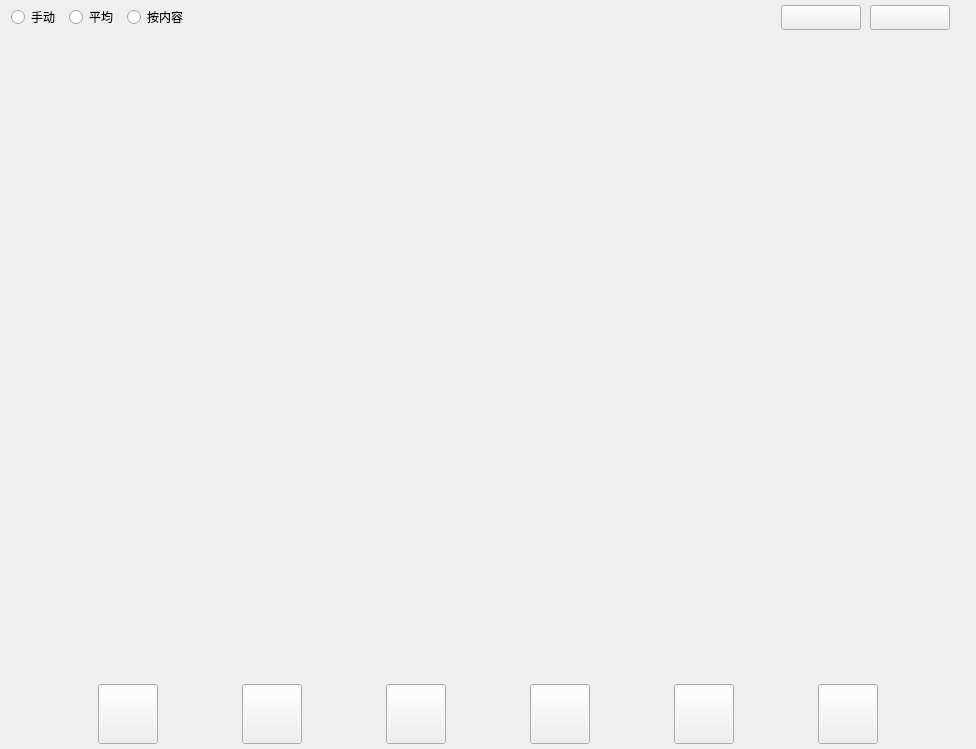
superp2017/NTERP, file Qt/ERP/ordermanager.ui: the form before one commit.
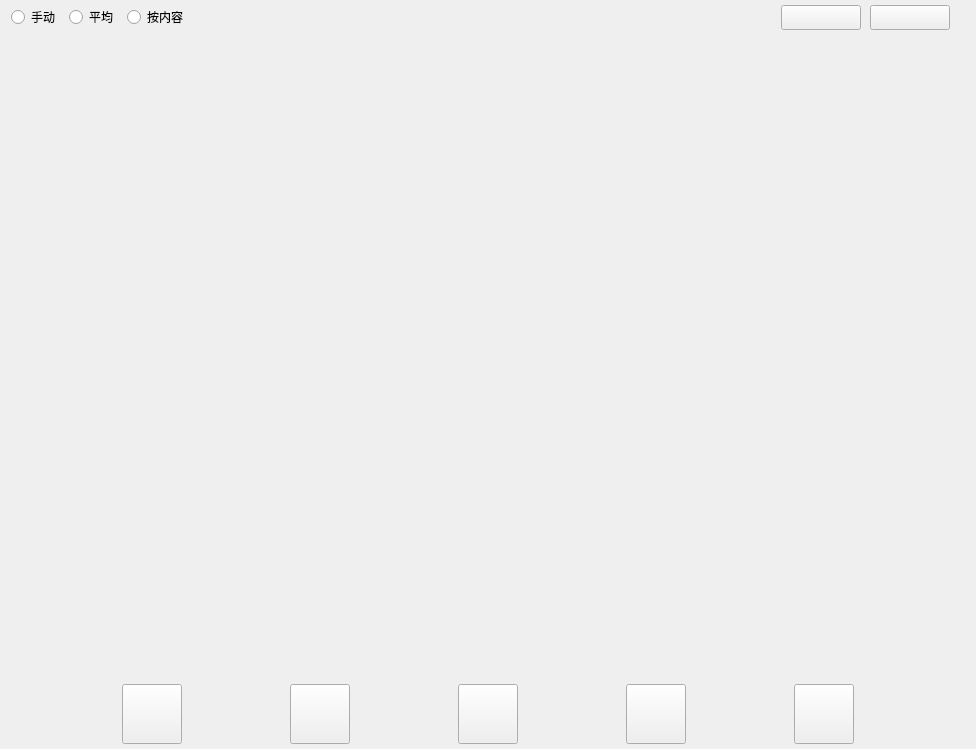
The form after the commit.

Diff of the .ui file:
```diff
--- a/Qt/ERP/ordermanager.ui
+++ b/Qt/ERP/ordermanager.ui
@@ -296,46 +296,6 @@
         </property>
        </spacer>
       </item>
-      <item>
-       <widget class="QPushButton" name="pushButton_produce">
-        <property name="minimumSize">
-         <size>
-          <width>60</width>
-          <height>60</height>
-         </size>
-        </property>
-        <property name="maximumSize">
-         <size>
-          <width>60</width>
-          <height>60</height>
-         </size>
-        </property>
-        <property name="font">
-         <font>
-          <family>Arial</family>
-          <pointsize>11</pointsize>
-          <weight>50</weight>
-          <bold>false</bold>
-         </font>
-        </property>
-        <property name="text">
-         <string/>
-        </property>
-       </widget>
-      </item>
-      <item>
-       <spacer name="horizontalSpacer_8">
-        <property name="orientation">
-         <enum>Qt::Horizontal</enum>
-        </property>
-        <property name="sizeHint" stdset="0">
-         <size>
-          <width>40</width>
-          <height>20</height>
-         </size>
-        </property>
-       </spacer>
-      </item>
       <item>
        <widget class="QPushButton" name="pushButton_success">
         <property name="minimumSize">
```
